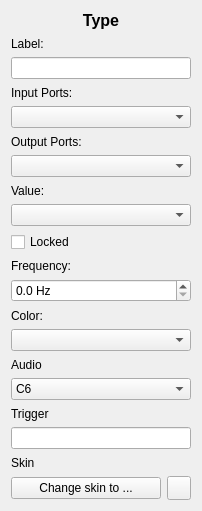
The window that app/elementeditor.ui (GIBIS-UNIFESP/wiRedPanda) describes before a commit, drawn with Qt 5.
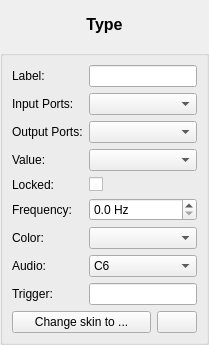
The same window after the commit. Icons and pictures are not drawn.

Diff of the .ui file:
```diff
--- a/app/elementeditor.ui
+++ b/app/elementeditor.ui
@@ -6,51 +6,108 @@
    <rect>
     <x>0</x>
     <y>0</y>
-    <width>202</width>
-    <height>511</height>
+    <width>209</width>
+    <height>345</height>
    </rect>
   </property>
   <property name="windowTitle">
    <string>Form</string>
   </property>
   <layout class="QGridLayout" name="gridLayout">
-   <item row="7" column="0">
-    <widget class="QLabel" name="label_value">
+   <property name="leftMargin">
+    <number>0</number>
+   </property>
+   <property name="topMargin">
+    <number>0</number>
+   </property>
+   <property name="rightMargin">
+    <number>0</number>
+   </property>
+   <property name="bottomMargin">
+    <number>0</number>
+   </property>
+   <property name="spacing">
+    <number>0</number>
+   </property>
+   <item row="0" column="0">
+    <widget class="QLabel" name="labelType">
+     <property name="text">
+      <string>&lt;html&gt;&lt;head/&gt;&lt;body&gt;&lt;p&gt;&lt;span style=&quot; font-size:12pt; font-weight:600;&quot;&gt;Type&lt;/span&gt;&lt;/p&gt;&lt;/body&gt;&lt;/html&gt;</string>
+     </property>
+     <property name="textFormat">
+      <enum>Qt::RichText</enum>
+     </property>
+     <property name="alignment">
+      <set>Qt::AlignCenter</set>
+     </property>
+    </widget>
+   </item>
+   <item row="1" column="0">
+    <widget class="QGroupBox" name="groupBox">
+     <property name="title">
+      <string/>
+     </property>
+     <layout class="QGridLayout" name="gridLayout_2">
+      <item row="2" column="0">
+       <widget class="QLabel" name="labelInputs">
+        <property name="text">
+         <string>Input Ports:</string>
+        </property>
+       </widget>
+      </item>
+      <item row="6" column="0">
+       <widget class="QLabel" name="labelValue">
      <property name="text">
       <string>Value:</string>
      </property>
     </widget>
    </item>
+      <item row="13" column="0">
+       <widget class="QLabel" name="labelAudio">
+        <property name="text">
+         <string>Audio:</string>
+        </property>
+       </widget>
+      </item>
+      <item row="15" column="0">
+       <widget class="QLabel" name="labelTrigger">
+        <property name="text">
+         <string>Trigger:</string>
+        </property>
+       </widget>
+      </item>
+      <item row="4" column="0">
+       <widget class="QLabel" name="labelOutputs">
+        <property name="text">
+         <string>Output Ports:</string>
+        </property>
+       </widget>
+      </item>
+      <item row="9" column="0">
+       <widget class="QLabel" name="labelFrequency">
+        <property name="text">
+         <string>Frequency:</string>
+        </property>
+       </widget>
+      </item>
+      <item row="0" column="0">
+       <widget class="QLabel" name="labelLabels">
+        <property name="text">
+         <string>Label:</string>
+        </property>
+       </widget>
+      </item>
    <item row="11" column="0">
-    <widget class="QDoubleSpinBox" name="doubleSpinBoxFrequency">
-     <property name="specialValueText">
-      <string/>
-     </property>
-     <property name="suffix">
-      <string> Hz</string>
-     </property>
-     <property name="decimals">
-      <number>1</number>
-     </property>
-     <property name="minimum">
-      <double>0.000000000000000</double>
-     </property>
-     <property name="maximum">
-      <double>50.000000000000000</double>
-     </property>
-     <property name="singleStep">
-      <double>0.100000000000000</double>
-     </property>
-    </widget>
-   </item>
-   <item row="12" column="0">
-    <widget class="QLabel" name="label_color">
+       <widget class="QLabel" name="labelColor">
      <property name="text">
       <string>Color:</string>
      </property>
     </widget>
    </item>
-   <item row="15" column="0">
+      <item row="15" column="1">
+       <widget class="QLineEdit" name="lineEditTrigger"/>
+      </item>
+      <item row="13" column="1">
     <widget class="QComboBox" name="comboBoxAudio">
      <item>
       <property name="text">
@@ -94,100 +151,54 @@
      </item>
     </widget>
    </item>
-   <item row="3" column="0">
-    <widget class="QLabel" name="label_inputs">
-     <property name="text">
-      <string>Input Ports:</string>
-     </property>
-    </widget>
-   </item>
-   <item row="14" column="0">
-    <widget class="QLabel" name="label_audio">
-     <property name="text">
-      <string>Audio</string>
-     </property>
-    </widget>
-   </item>
-   <item row="13" column="0">
+      <item row="11" column="1">
     <widget class="QComboBox" name="comboBoxColor">
      <property name="currentText">
       <string/>
      </property>
     </widget>
    </item>
-   <item row="2" column="0">
+      <item row="9" column="1">
+       <widget class="QDoubleSpinBox" name="doubleSpinBoxFrequency">
+        <property name="specialValueText">
+         <string/>
+        </property>
+        <property name="suffix">
+         <string> Hz</string>
+        </property>
+        <property name="decimals">
+         <number>1</number>
+        </property>
+        <property name="minimum">
+         <double>0.000000000000000</double>
+        </property>
+        <property name="maximum">
+         <double>50.000000000000000</double>
+        </property>
+        <property name="singleStep">
+         <double>0.100000000000000</double>
+        </property>
+       </widget>
+      </item>
+      <item row="6" column="1">
+       <widget class="QComboBox" name="comboBoxValue"/>
+      </item>
+      <item row="4" column="1">
+       <widget class="QComboBox" name="comboBoxOutputSize"/>
+      </item>
+      <item row="2" column="1">
+       <widget class="QComboBox" name="comboBoxInputSize"/>
+      </item>
+      <item row="0" column="1">
     <widget class="QLineEdit" name="lineEditElementLabel"/>
    </item>
-   <item row="18" column="0">
-    <widget class="QLabel" name="label_skin">
-     <property name="text">
-      <string>Skin</string>
-     </property>
-    </widget>
-   </item>
-   <item row="5" column="0">
-    <widget class="QLabel" name="label_outputs">
-     <property name="text">
-      <string>Output Ports:</string>
-     </property>
-    </widget>
-   </item>
-   <item row="6" column="0">
-    <widget class="QComboBox" name="comboBoxOutputSz"/>
-   </item>
-   <item row="17" column="0">
-    <widget class="QLineEdit" name="lineEditTrigger"/>
-   </item>
-   <item row="10" column="0">
-    <widget class="QLabel" name="label_frequency">
-     <property name="text">
-      <string>Frequency:</string>
-     </property>
-    </widget>
-   </item>
-   <item row="1" column="0">
-    <widget class="QLabel" name="label_labels">
-     <property name="text">
-      <string>Label:</string>
-     </property>
-    </widget>
-   </item>
-   <item row="4" column="0">
-    <widget class="QComboBox" name="comboBoxInputSz"/>
-   </item>
-   <item row="0" column="0">
-    <widget class="QLabel" name="label_type">
-     <property name="text">
-      <string>&lt;html&gt;&lt;head/&gt;&lt;body&gt;&lt;p&gt;&lt;span style=&quot; font-size:12pt; font-weight:600;&quot;&gt;Type&lt;/span&gt;&lt;/p&gt;&lt;/body&gt;&lt;/html&gt;</string>
-     </property>
-     <property name="textFormat">
-      <enum>Qt::RichText</enum>
-     </property>
-     <property name="alignment">
-      <set>Qt::AlignCenter</set>
-     </property>
-    </widget>
-   </item>
-   <item row="9" column="0">
-    <widget class="QCheckBox" name="checkBoxLocked">
-     <property name="text">
-      <string>Locked</string>
-     </property>
-    </widget>
-   </item>
-   <item row="19" column="0">
+      <item row="17" column="0" colspan="2">
     <layout class="QHBoxLayout" name="horizontalLayout">
      <property name="sizeConstraint">
       <enum>QLayout::SetNoConstraint</enum>
      </property>
      <item>
       <widget class="QPushButton" name="pushButtonChangeSkin">
-       <property name="minimumSize">
-        <size>
-         <width>150</width>
-         <height>0</height>
-        </size>
-       </property>
        <property name="text">
         <string>Change skin to ...</string>
        </property>
@@ -195,17 +206,11 @@
      </item>
      <item>
       <widget class="QPushButton" name="pushButtonDefaultSkin">
-       <property name="minimumSize">
-        <size>
-         <width>24</width>
-         <height>24</height>
-        </size>
-       </property>
-       <property name="maximumSize">
-        <size>
-         <width>24</width>
-         <height>24</height>
-        </size>
+          <property name="sizePolicy">
+           <sizepolicy hsizetype="Maximum" vsizetype="Fixed">
+            <horstretch>0</horstretch>
+            <verstretch>0</verstretch>
+           </sizepolicy>
        </property>
        <property name="toolTip">
         <string>Default</string>
@@ -219,33 +224,33 @@
        </property>
        <property name="iconSize">
         <size>
-         <width>24</width>
-         <height>24</height>
+            <width>16</width>
+            <height>16</height>
         </size>
        </property>
       </widget>
      </item>
     </layout>
    </item>
-   <item row="8" column="0">
-    <widget class="QComboBox" name="comboBoxValue"/>
-   </item>
-   <item row="16" column="0">
-    <widget class="QLabel" name="label_trigger">
+      <item row="7" column="1">
+       <widget class="QCheckBox" name="checkBoxLocked">
+        <property name="text">
+         <string/>
+        </property>
+       </widget>
+      </item>
+      <item row="7" column="0">
+       <widget class="QLabel" name="labelLocked">
      <property name="text">
-      <string>Trigger</string>
+         <string>Locked:</string>
      </property>
     </widget>
    </item>
   </layout>
  </widget>
- <tabstops>
-  <tabstop>lineEditElementLabel</tabstop>
-  <tabstop>comboBoxInputSz</tabstop>
-  <tabstop>doubleSpinBoxFrequency</tabstop>
-  <tabstop>comboBoxColor</tabstop>
-  <tabstop>lineEditTrigger</tabstop>
- </tabstops>
+   </item>
+  </layout>
+ </widget>
  <resources>
   <include location="resources/toolbar/toolbar.qrc"/>
  </resources>
```
Lines whose indentation alone changed are shown as unchanged.
